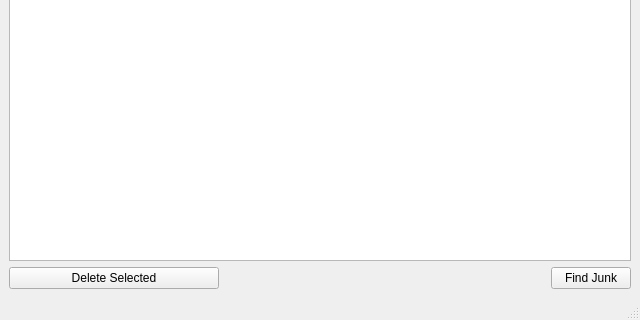
Above: MainWindow.ui from visuve/Jiffie before the change; both pictures show x 0 to 640 and y 160 to 480 of the 640 by 480 pixel window. Below: the same form after it.
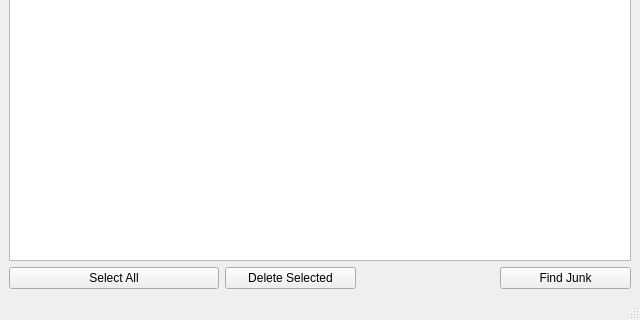
That is the form after the change.

Commit message: Add select all button

```diff
--- a/MainWindow.ui
+++ b/MainWindow.ui
@@ -15,43 +15,20 @@
   </property>
   <widget class="QWidget" name="centralwidget">
    <layout class="QGridLayout" name="gridLayout">
-    <item row="1" column="1" colspan="2">
-     <widget class="QLineEdit" name="lineEditWildcards">
+    <item row="3" column="3">
+     <widget class="QPushButton" name="pushButtonFindJunk">
       <property name="text">
-       <string>thumbs.db|.DS_Store|._*</string>
+       <string>Find Junk</string>
       </property>
      </widget>
     </item>
-    <item row="0" column="0">
-     <widget class="QLabel" name="labelSelectedDirectory">
-      <property name="text">
-       <string>Selected Directory:</string>
-      </property>
-     </widget>
-    </item>
-    <item row="3" column="1">
-     <spacer name="horizontalSpacer">
-      <property name="orientation">
-       <enum>Qt::Horizontal</enum>
-      </property>
-      <property name="sizeHint" stdset="0">
-       <size>
-        <width>324</width>
-        <height>20</height>
-       </size>
-      </property>
-     </spacer>
-    </item>
     <item row="3" column="0">
-     <widget class="QPushButton" name="pushButtonDeleteSelected">
+     <widget class="QPushButton" name="pushButtonSelectAll">
       <property name="text">
-       <string>Delete Selected</string>
+       <string>Select All</string>
       </property>
      </widget>
     </item>
-    <item row="0" column="1" colspan="2">
-     <widget class="QLineEdit" name="lineEditSelectedDirectory"/>
-    </item>
     <item row="1" column="0">
      <widget class="QLabel" name="labelFilter">
       <property name="text">
@@ -59,20 +36,37 @@
       </property>
      </widget>
     </item>
-    <item row="3" column="2">
-     <widget class="QPushButton" name="pushButtonFindJunk">
+    <item row="0" column="1" colspan="3">
+     <widget class="QLineEdit" name="lineEditSelectedDirectory"/>
+    </item>
+    <item row="0" column="0">
+     <widget class="QLabel" name="labelSelectedDirectory">
       <property name="text">
-       <string>Find Junk</string>
+       <string>Selected Directory:</string>
       </property>
      </widget>
     </item>
-    <item row="2" column="0" colspan="3">
+    <item row="2" column="0" colspan="4">
      <widget class="QListView" name="listViewFiles">
       <property name="contextMenuPolicy">
        <enum>Qt::CustomContextMenu</enum>
       </property>
      </widget>
     </item>
+    <item row="1" column="1" colspan="3">
+     <widget class="QLineEdit" name="lineEditWildcards">
+      <property name="text">
+       <string>thumbs.db|.DS_Store|._*</string>
+      </property>
+     </widget>
+    </item>
+    <item row="3" column="1">
+     <widget class="QPushButton" name="pushButtonDeleteSelected">
+      <property name="text">
+       <string>Delete Selected</string>
+      </property>
+     </widget>
+    </item>
    </layout>
   </widget>
   <widget class="QMenuBar" name="menubar">
```
The commit also changes 4 other files.
